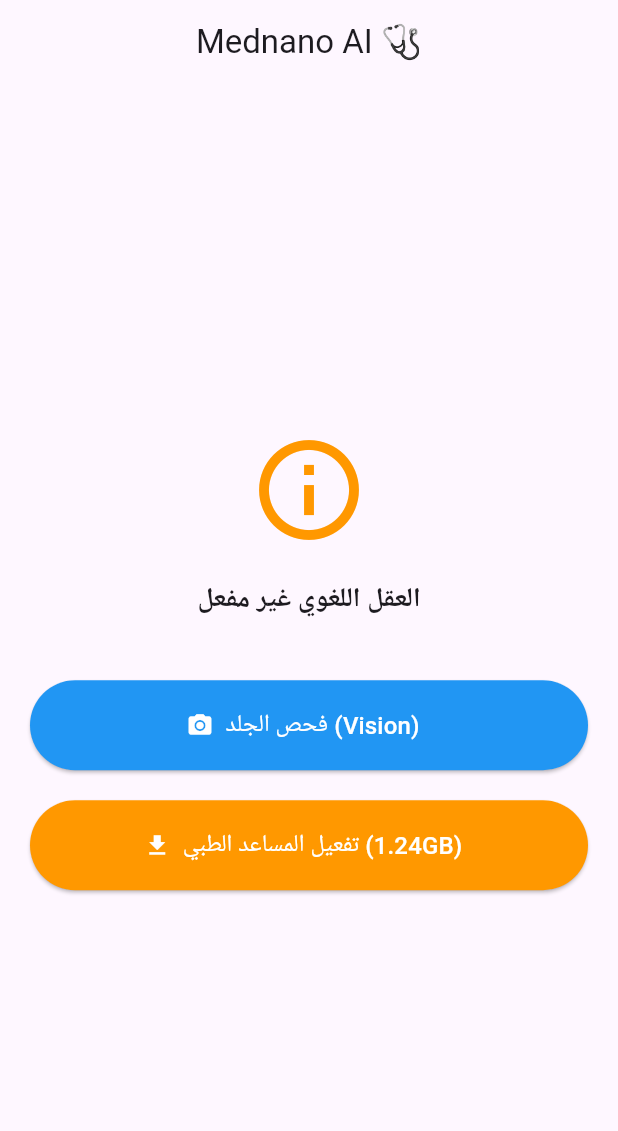
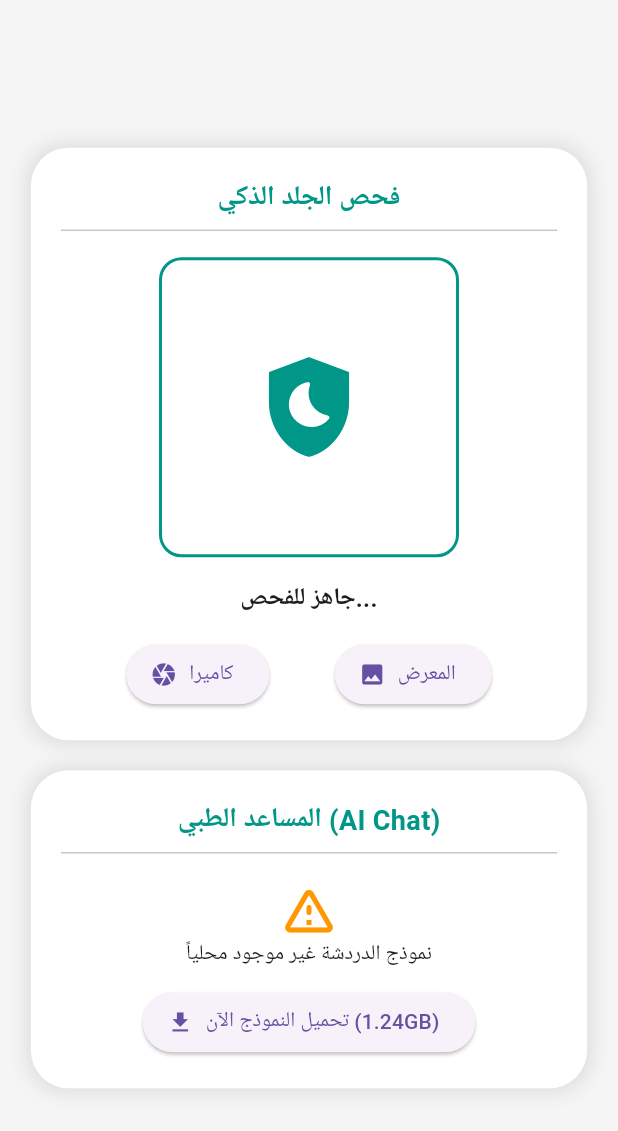
Before and after one commit to mashroh93-lang/Mednano-Local-API, a Flutter app: the screen it shows after launch, on a phone screen of 412 x 824 dp. Shown: the top 1131 px of the screen. Run offline on Flutter 3.47's test engine with Material 3 defaults, Android fonts, the phone set to English and light mode, and no system bars; our stand-ins replace dio, image_picker; missing offline and left inert: tflite_flutter.

Commit message:
Update main.dart

```diff
--- a/mednano_vision_app/lib/main.dart
+++ b/mednano_vision_app/lib/main.dart
@@ -1,156 +1,153 @@
 import 'dart:io';
 import 'package:flutter/material.dart';
+import 'package:image_picker/image_picker.dart';
 import 'vision_helper.dart';
 import 'download_service.dart';
 
-void main() {
-  runApp(const MednanoAI());
-}
-
-class MednanoAI extends StatelessWidget {
-  const MednanoAI({super.key});
-
-  @override
-  Widget build(BuildContext context) {
-    return MaterialApp(
-      title: 'Mednano AI',
-      debugShowCheckedModeBanner: false,
-      theme: ThemeData(
-        primarySwatch: Colors.blue,
-        useMaterial3: true,
-      ),
-      home: const HomeScreen(),
-    );
-  }
-}
+void main() => runApp(const MaterialApp(home: HomeScreen(), debugShowCheckedModeBanner: false));
 
 class HomeScreen extends StatefulWidget {
   const HomeScreen({super.key});
-
   @override
   State<HomeScreen> createState() => _HomeScreenState();
 }
 
 class _HomeScreenState extends State<HomeScreen> {
-  final VisionHelper _visionHelper = VisionHelper();
-  final DownloadService _downloadService = DownloadService();
+  final VisionHelper _vision = VisionHelper();
+  final DownloadService _download = DownloadService();
+  final ImagePicker _picker = ImagePicker();
 
+  File? _image;
+  String _result = "جاهز للفحص...";
   bool _isModelReady = false;
-  double _downloadProgress = 0.0;
   bool _isDownloading = false;
-  String _statusMessage = "جاري الفحص...";
+  double _progress = 0.0;
 
   @override
   void initState() {
     super.initState();
-    _checkStatus();
+    _checkBrain();
+    _vision.loadModel();
   }
 
-  // الفحص الذكي: هل العقل موجود في الذاكرة؟
-  Future<void> _checkStatus() async {
-    bool downloaded = await _downloadService.isModelDownloaded();
-    await _visionHelper.loadModel(); // تحميل موديل الجلد (الصغير) دايماً
-
-    setState(() {
-      _isModelReady = downloaded;
-      _statusMessage = downloaded ? "النظام جاهز" : "العقل اللغوي غير مفعل";
-    });
+  Future<void> _checkBrain() async {
+    bool exists = await _download.isModelDownloaded();
+    setState(() => _isModelReady = exists);
   }
 
-  // عملية التحميل (بتحصل مرة واحدة في العمر)
-  Future<void> _startDownload() async {
+  // كود تشغيل الكاميرا الفعلي 📸
+  Future<void> _pickImage(ImageSource source) async {
+    final XFile? pickedFile = await _picker.pickImage(source: source);
+    if (pickedFile != null) {
       setState(() {
-      _isDownloading = true;
-      _statusMessage = "جاري تحميل العقل الطبي (1.24 جيجا)...";
+        _image = File(pickedFile.path);
+        _result = "جاري التحليل...";
       });
-
-    await _downloadService.downloadModel(onProgress: (progress) {
-      setState(() {
-        _downloadProgress = progress;
-      });
-    });
-
-    setState(() {
-      _isDownloading = false;
-      _isModelReady = true;
-      _statusMessage = "تم التفعيل بنجاح ✅";
-    });
+      String prediction = await _vision.predictImage(_image!);
+      setState(() => _result = prediction);
+    }
   }
 
   @override
   Widget build(BuildContext context) {
     return Scaffold(
-      appBar: AppBar(title: const Text("Mednano AI 🩺"), centerTitle: true),
-      body: Padding(
-        padding: const EdgeInsets.all(20.0),
+      backgroundColor: const Color(0xFFF5F5F5),
+      body: Center(
+        child: SingleChildScrollView(
           child: Column(
-          mainAxisAlignment: MainAxisAlignment.center,
             children: [
-            // أيقونة الحالة
-            Icon(
-              _isModelReady ? Icons.check_circle : Icons.info_outline,
-              size: 80,
-              color: _isModelReady ? Colors.green : Colors.orange,
+              // كارت التشخيص والروية (Vision)
+              _buildModernCard(
+                title: "فحص الجلد الذكي",
+                child: Column(
+                  children: [
+                    Container(
+                      height: 200, width: 200,
+                      decoration: BoxDecoration(
+                        color: Colors.white, border: Border.all(color: Colors.teal, width: 2),
+                        borderRadius: BorderRadius.circular(15),
                       ),
-            const SizedBox(height: 20),
-            Text(_statusMessage, style: const TextStyle(fontSize: 18, fontWeight: FontWeight.bold)),
-
-            const SizedBox(height: 40),
-
-            // زرار فحص الجلد (شغال دايماً لأن حجمه صغير جوه التطبيق)
-            _buildMenuButton(
-              title: "فحص الجلد (Vision)",
-              icon: Icons.camera_alt,
-              color: Colors.blue,
-              onPressed: () {
-                // هنا نفتح الكاميرا والتشخيص اللي عملناه قبل كدة
-                showDialog(context: context, builder: (context) => AlertDialog(title: Text("قريباً"), content: Text("هنا نربط كود الكاميرا")));
-              },
+                      child: _image == null
+                        ? const Icon(Icons.shield_moon, size: 80, color: Colors.teal)
+                        : ClipRRect(borderRadius: BorderRadius.circular(13), child: Image.file(_image!, fit: BoxFit.cover)),
+                    ),
+                    const SizedBox(height: 15),
+                    Text(_result, textAlign: TextAlign.center, style: const TextStyle(fontSize: 16, fontWeight: FontWeight.bold)),
+                    const SizedBox(height: 15),
+                    Row(
+                      mainAxisAlignment: MainAxisAlignment.spaceEvenly,
+                      children: [
+                        ElevatedButton.icon(onPressed: () => _pickImage(ImageSource.camera), icon: const Icon(Icons.camera), label: const Text("كاميرا")),
+                        ElevatedButton.icon(onPressed: () => _pickImage(ImageSource.gallery), icon: const Icon(Icons.photo), label: const Text("المعرض")),
+                      ],
+                    )
+                  ],
+                ),
               ),
 
               const SizedBox(height: 20),
 
-            // زرار الشات (بيعتمد على التحميل)
-            if (!_isModelReady && !_isDownloading)
-              _buildMenuButton(
-                title: "تفعيل المساعد الطبي (1.24GB)",
-                icon: Icons.download,
-                color: Colors.orange,
-                onPressed: _startDownload,
-              )
-            else if (_isDownloading)
-              Column(
-                children: [
-                  LinearProgressIndicator(value: _downloadProgress),
-                  const SizedBox(height: 10),
-                  Text("${(_downloadProgress * 100).toStringAsFixed(1)}%"),
-                ],
-              )
-            else
-              _buildMenuButton(
-                title: "تحدث مع الطبيب (Chat)",
-                icon: Icons.chat,
-                color: Colors.green,
-                onPressed: () {
-                  // هنا نفتح واجهة الشات
-                },
+              // كارت المساعد الطبي (التحميل)
+              _buildModernCard(
+                title: "المساعد الطبي (AI Chat)",
+                child: _isModelReady
+                  ? _buildSuccessView()
+                  : _buildDownloadView(),
               ),
             ],
+          ),
         ),
       ),
     );
   }
 
-  Widget _buildMenuButton({required String title, required IconData icon, required Color color, required VoidCallback onPressed}) {
-    return SizedBox(
-      width: double.infinity,
-      height: 60,
-      child: ElevatedButton.icon(
-        style: ElevatedButton.styleFrom(backgroundColor: color, foregroundColor: Colors.white),
-        onPressed: onPressed,
-        icon: Icon(icon),
-        label: Text(title, style: const TextStyle(fontSize: 16)),
+  Widget _buildModernCard({required String title, required Widget child}) {
+    return Container(
+      width: MediaQuery.of(context).size.width * 0.9,
+      padding: const EdgeInsets.all(20),
+      decoration: BoxDecoration(
+        color: Colors.white, borderRadius: BorderRadius.circular(25),
+        boxShadow: [BoxShadow(color: Colors.black.withOpacity(0.1), blurRadius: 10, spreadRadius: 2)],
+      ),
+      child: Column(
+        children: [
+          Text(title, style: const TextStyle(fontSize: 18, fontWeight: FontWeight.bold, color: Colors.teal)),
+          const Divider(),
+          const SizedBox(height: 10),
+          child,
+        ],
       ),
     );
   }
+
+  Widget _buildDownloadView() {
+    return Column(
+      children: [
+        const Icon(Icons.warning_amber_rounded, color: Colors.orange, size: 40),
+        const Text("نموذج الدردشة غير موجود محلياً", style: TextStyle(fontSize: 14)),
+        const SizedBox(height: 10),
+        _isDownloading
+          ? Column(children: [LinearProgressIndicator(value: _progress), Text("${(_progress * 100).toStringAsFixed(1)}%")])
+          : ElevatedButton.icon(
+              onPressed: () async {
+                setState(() => _isDownloading = true);
+                await _download.downloadModel(onProgress: (p) => setState(() => _progress = p));
+                setState(() { _isDownloading = false; _isModelReady = true; });
+              },
+              icon: const Icon(Icons.download), label: const Text("تحميل النموذج الآن (1.24GB)"),
+            ),
+      ],
+    );
   }
+
+  Widget _buildSuccessView() {
+    return Column(
+      children: [
+        const Icon(Icons.check_circle, color: Colors.green, size: 40),
+        const Text("العقل الطبي مفعل وجاهز", style: TextStyle(color: Colors.green, fontWeight: FontWeight.bold)),
+        const SizedBox(height: 10),
+        ElevatedButton(onPressed: () {}, child: const Text("فتح الدردشة الطبية")),
+      ],
+    );
+  }
+}
```
Lines whose indentation alone changed are shown as unchanged.
